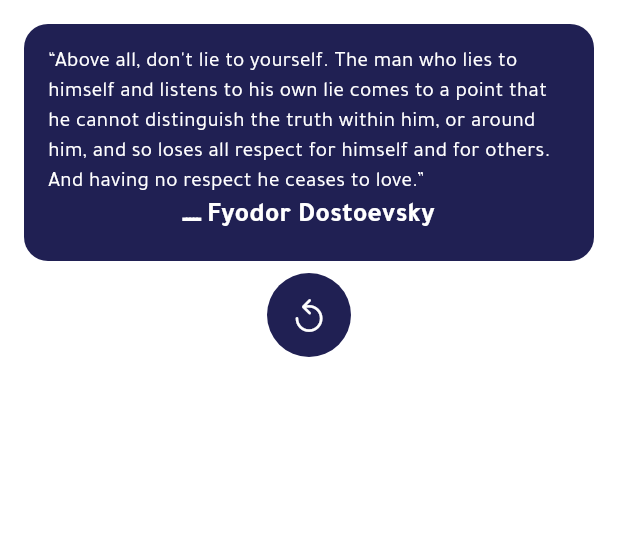
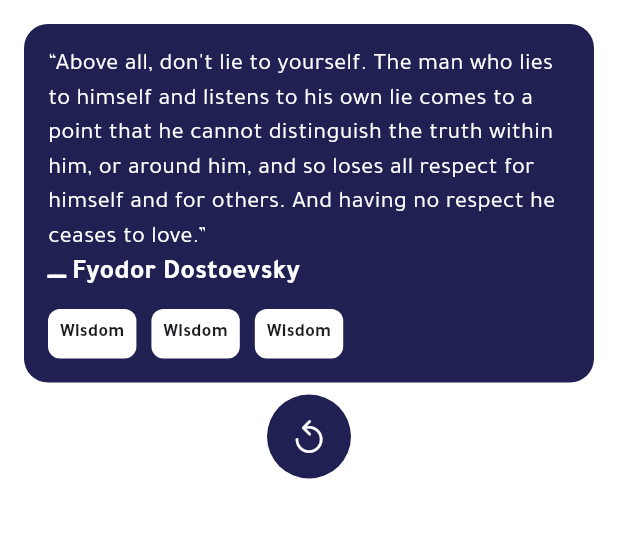
Before and after one commit to MohammedGhazaly/random_quote, a Flutter app: the screen it shows after launch, on a phone screen of 412 x 824 dp, the part 84-622 px from its top. Run offline on Flutter 3.47's test engine with Material 3 defaults, Android fonts, the phone set to English and light mode, and no system bars; our stand-ins replace fluttertoast.

Commit message:
Finished adding quote type widget

```diff
--- /dev/null
+++ b/lib/features/random_quote/presentation/widgets/quote_type.dart
@@ -0,0 +1,25 @@
+import 'package:flutter/material.dart';
+
+class QuoteType extends StatelessWidget {
+  const QuoteType({
+    super.key,
+  });
+
+  @override
+  Widget build(BuildContext context) {
+    return Container(
+      padding: EdgeInsets.all(8),
+      decoration: BoxDecoration(
+        borderRadius: BorderRadius.circular(8),
+        color: Colors.white,
+      ),
+      child: Text(
+        "Wisdom",
+        style: TextStyle(
+          fontSize: 12,
+          fontWeight: FontWeight.bold,
+        ),
+      ),
+    );
+  }
+}
--- a/lib/features/random_quote/presentation/widgets/random_quotes_body.dart
+++ b/lib/features/random_quote/presentation/widgets/random_quotes_body.dart
@@ -1,6 +1,7 @@
 import 'package:flutter/cupertino.dart';
 import 'package:flutter/material.dart';
 import 'package:quote_gen_clean_arc/core/utils/app_colors.dart';
+import 'package:quote_gen_clean_arc/features/random_quote/presentation/widgets/quote_type.dart';
 
 class RandomQuotesBody extends StatelessWidget {
   const RandomQuotesBody({super.key});
@@ -10,7 +11,7 @@ class RandomQuotesBody extends StatelessWidget {
     return Padding(
       padding: const EdgeInsets.all(16),
       child: Column(
-        crossAxisAlignment: CrossAxisAlignment.stretch,
+        crossAxisAlignment: CrossAxisAlignment.start,
         children: [
           Container(
             padding: const EdgeInsets.all(16),
@@ -21,11 +22,12 @@ class RandomQuotesBody extends StatelessWidget {
               ),
             ),
             child: Column(
+              crossAxisAlignment: CrossAxisAlignment.start,
               children: [
                 Text(
                   "“Above all, don't lie to yourself. The man who lies to himself and listens to his own lie comes to a point that he cannot distinguish the truth within him, or around him, and so loses all respect for himself and for others. And having no respect he ceases to love.”",
                   style: TextStyle(
-                    fontSize: 14,
+                    fontSize: 16,
                     color: Colors.white,
                   ),
                 ),
@@ -37,6 +39,18 @@ class RandomQuotesBody extends StatelessWidget {
                     fontWeight: FontWeight.w600,
                   ),
                 ),
+                SizedBox(
+                  height: 10,
+                ),
+                Wrap(
+                  runSpacing: 10,
+                  spacing: 10,
+                  children: [
+                    QuoteType(),
+                    QuoteType(),
+                    QuoteType(),
+                  ],
+                )
               ],
             ),
           ),
```
